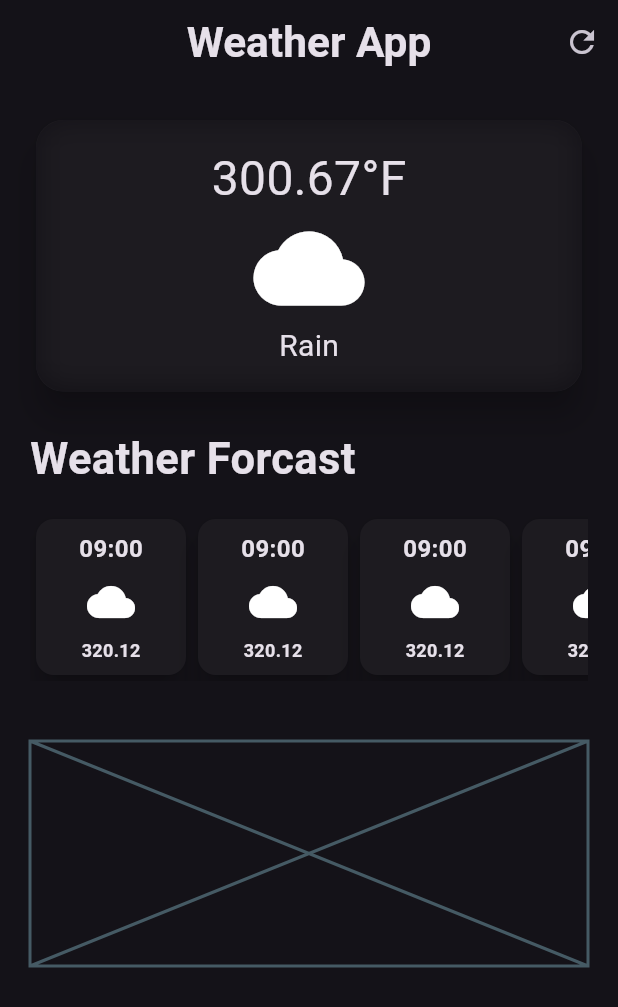
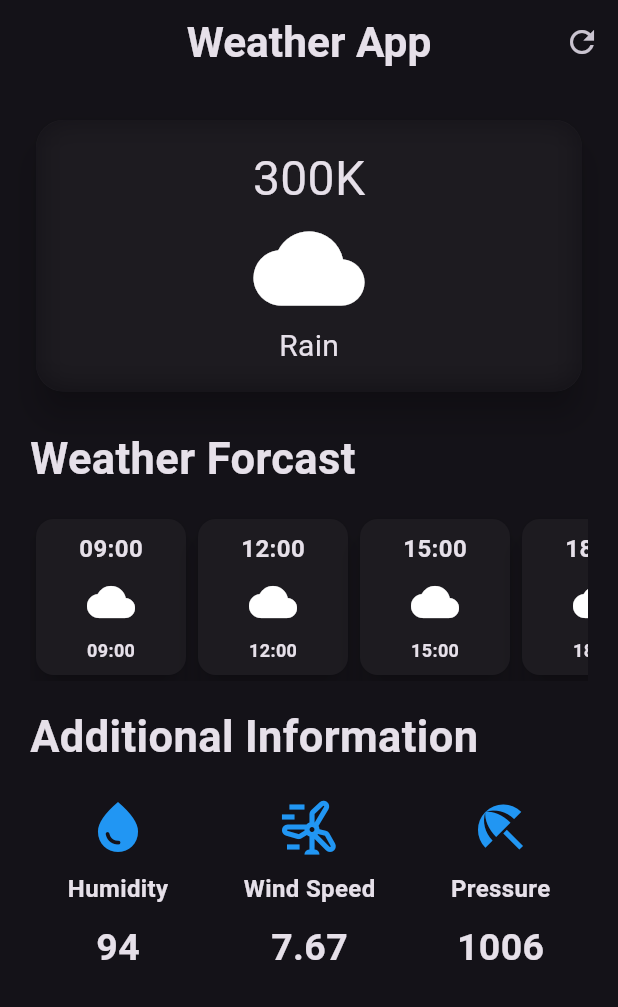
Before and after one commit to SUMANKC7/weather_app, a Flutter app: the screen it shows after launch, on a phone screen of 412 x 824 dp. Shown: the top 1007 px of the screen. Run offline on Flutter 3.47's test engine with Material 3 defaults, Android fonts, the phone set to English and light mode, and no system bars.

Commit message:
We add additional information feature in our weather app

```diff
--- /dev/null
+++ b/lib/additional_information.dart
@@ -0,0 +1,46 @@
+import 'package:flutter/material.dart';
+
+// ignore: camel_case_types
+class Additional_information extends StatelessWidget {
+  final IconData icon;
+  final String label;
+  final String value;
+  const Additional_information({
+    super.key,
+    required this.icon,
+    required this.label,
+    required this.value,
+  });
+
+  @override
+  Widget build(BuildContext context) {
+    return Column(
+      children: [
+        Icon(
+          icon,
+          size: 40,color: Colors.blue,
+        ),
+        const SizedBox(
+          height: 10,
+        ),
+        Text(
+          label,
+          style: const TextStyle(
+            fontSize: 16,
+            fontWeight: FontWeight.bold,
+          ),
+        ),
+        const SizedBox(
+          height: 10,
+        ),
+        Text(
+          value,
+          style: const TextStyle(
+            fontSize: 25,
+            fontWeight: FontWeight.bold,
+          ),
+        ),
+      ],
+    );
+  }
+}
--- /dev/null
+++ b/lib/weather_forcast.dart
@@ -0,0 +1,55 @@
+import 'package:flutter/material.dart';
+
+class WeatherForcast extends StatelessWidget {
+  final String time;
+  final IconData cloud;
+  final String output;
+  const WeatherForcast({
+    super.key,
+   required this.cloud,
+   required this.time,
+  required this.output,
+  });
+
+  @override
+  Widget build(BuildContext context) {
+    return Card(
+      elevation: 8,
+      child: Container(
+        width: 100,
+        padding: const EdgeInsets.all(8.0),
+        decoration: BoxDecoration(
+          borderRadius: BorderRadius.circular(10),
+        ),
+        child:  Column(
+          children: [
+            Text(
+              time,
+              style:const  TextStyle(
+                fontSize: 16,
+                fontWeight: FontWeight.bold,
+              ),
+            ),
+          const  SizedBox(
+              height: 8,
+            ),
+            Icon(
+             cloud,
+              size: 32,
+            ),
+          const  SizedBox(
+              height: 8,
+            ),
+            Text(
+              time,
+              style:const TextStyle(
+                fontSize: 12,
+                fontWeight: FontWeight.bold,
+              ),
+            ),
+          ],
+        ),
+      ),
+    );
+  }
+}
--- a/lib/weather_screen.dart
+++ b/lib/weather_screen.dart
@@ -1,8 +1,10 @@
 import 'dart:ui';
 
-import 'package:flutter/cupertino.dart';
+
 import 'package:flutter/material.dart';
-import 'package:flutter/widgets.dart';
+
+import 'package:weather_app/additional_information.dart';
+import 'package:weather_app/weather_forcast.dart';
 
 class WeatherScreen extends StatelessWidget {
   const WeatherScreen({super.key});
@@ -48,7 +50,7 @@ class WeatherScreen extends StatelessWidget {
                       child: Column(
                         children: [
                           Text(
-                            "300.67°F",
+                            "300K",
                             style: TextStyle(
                               fontSize: 32,
                             ),
@@ -87,26 +89,60 @@ class WeatherScreen extends StatelessWidget {
             const SizedBox(
               height: 16,
             ),
-            SingleChildScrollView(
+            //scroll view
+            const SingleChildScrollView(
               scrollDirection: Axis.horizontal,
               child: Row(
                 children: [
-                WeatherForcast(),
-               WeatherForcast(),
-                WeatherForcast(),
-                  WeatherForcast(),
-                  WeatherForcast(),
+                  WeatherForcast(time:"09:00" ,cloud: Icons.cloud,output: "320.12",),
+                  WeatherForcast(time:"12:00",cloud: Icons.cloud,output: "301.54",),
+                  WeatherForcast(time:"15:00",cloud: Icons.cloud,output: "310.84",),
+                  WeatherForcast(time:"18:00",cloud: Icons.cloud,output: "209.14",),
+                  WeatherForcast(time:"22:00",cloud: Icons.cloud,output: "332.54",),
                 ],
               ),
             ),
 
-
             //Additional Information
             const SizedBox(
-              height: 40,
+              height: 16,
             ),
-            const Placeholder(
-              fallbackHeight: 150,
+            const Align(
+              alignment: Alignment.centerLeft,
+              child: Text(
+                "Additional Information",
+                style: TextStyle(
+                  fontSize: 29,
+                  fontWeight: FontWeight.bold,
+                ),
+              ),
+            ),
+            const SizedBox(
+              height: 20,
+            ),
+
+            const Row(
+              mainAxisAlignment: MainAxisAlignment.spaceAround,
+              children: [
+
+                Additional_information(
+                  icon: Icons.water_drop,
+                  label: "Humidity",
+                  value: "94",
+                ),
+
+                Additional_information(
+                  icon: Icons.wind_power_outlined,
+                  label: "Wind Speed",
+                  value: "7.67",
+                ),
+
+                Additional_information(
+                  icon: Icons.beach_access_sharp,
+                  label: "Pressure",
+                  value: "1006",
+                ),
+              ],
             ),
           ],
         ),
@@ -114,49 +150,3 @@ class WeatherScreen extends StatelessWidget {
     );
   }
 }
-
-class WeatherForcast extends StatelessWidget {
-  const WeatherForcast({super.key});
-
-  @override
-  Widget build(BuildContext context) {
-   return Card(
-      elevation: 8,
-      child: Container(
-        width: 100,
-        padding: const EdgeInsets.all(8.0),
-        decoration: BoxDecoration(
-          borderRadius: BorderRadius.circular(10),
-        ),
-        child: const Column(
-          children: [
-            Text(
-              "09:00",
-              style: TextStyle(
-                fontSize: 16,
-                fontWeight: FontWeight.bold,
-              ),
-            ),
-            SizedBox(
-              height: 8,
-            ),
-            Icon(
-              Icons.cloud,
-              size: 32,
-            ),
-            SizedBox(
-              height: 8,
-            ),
-            Text(
-              "320.12",
-              style: TextStyle(
-                fontSize: 12,
-                fontWeight: FontWeight.bold,
-              ),
-            ),
-          ],
-        ),
-      ),
-    );
-  }
-}
```
